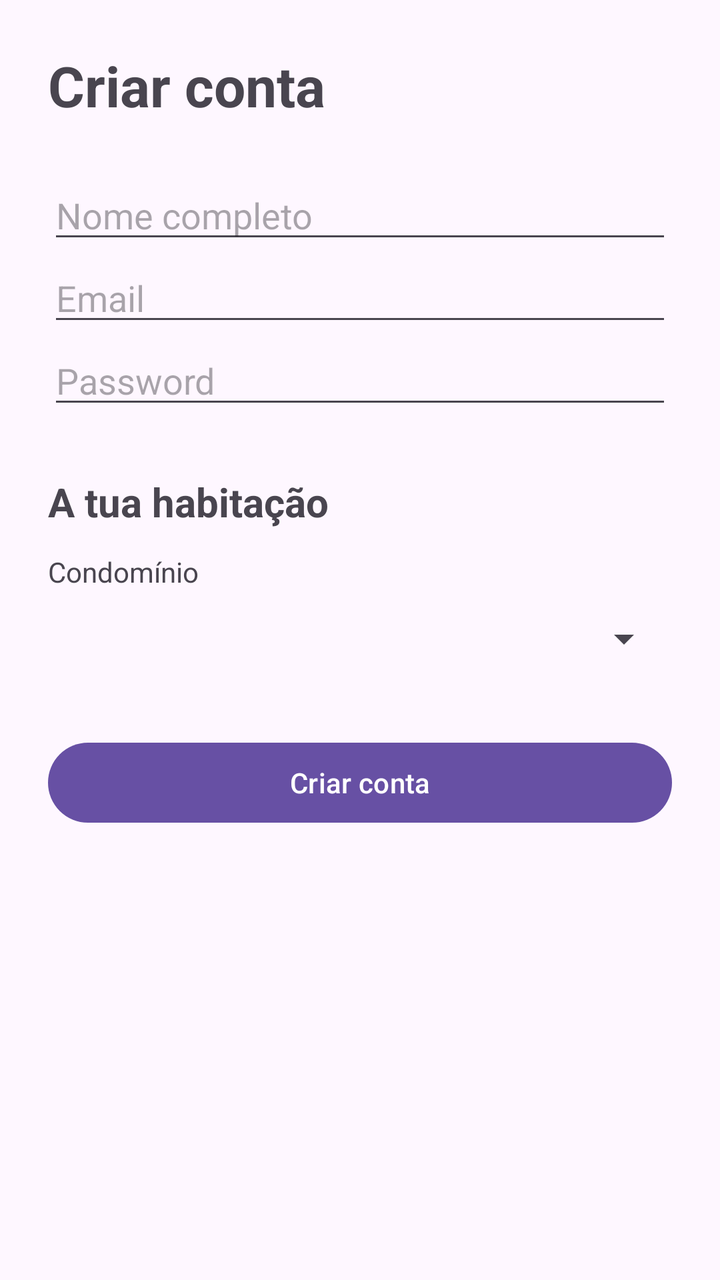
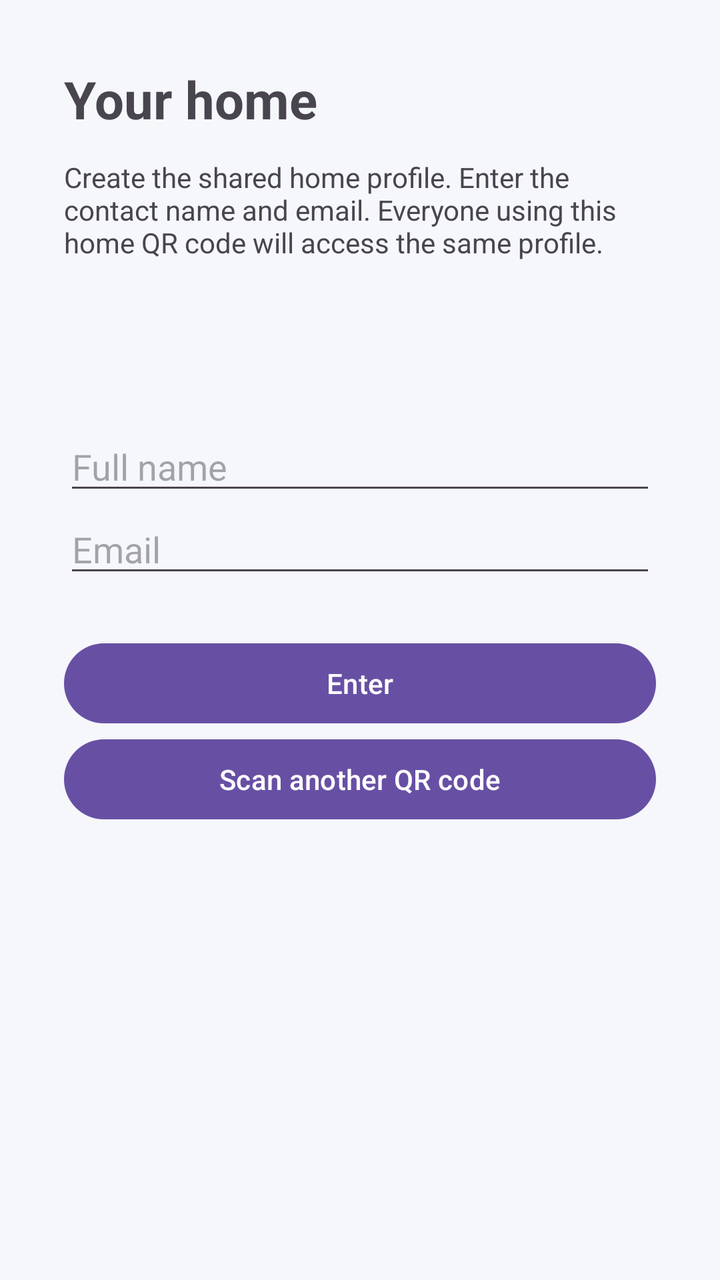

An Android layout rendered at two revisions. The XML below is the earlier revision; the diff shows what the commit changed to produce the second picture.
<!-- AndroidManifest.xml: application theme Theme.CondoSched -->
<!-- res/layout/activity_register.xml -->
<ScrollView
        xmlns:android="http://schemas.android.com/apk/res/android"
        android:layout_width="match_parent"
        android:layout_height="match_parent"
        android:fillViewport="true">

    <LinearLayout
            android:layout_width="match_parent"
            android:layout_height="wrap_content"
            android:orientation="vertical"
            android:padding="24dp">

        <TextView
                android:layout_width="match_parent"
                android:layout_height="wrap_content"
                android:text="Criar conta"
                android:textSize="28sp"
                android:textStyle="bold"
                android:layout_marginBottom="24dp"/>

        <EditText
                android:id="@+id/nameInput"
                android:layout_width="match_parent"
                android:layout_height="wrap_content"
                android:hint="Nome completo"
                android:inputType="textPersonName"/>

        <EditText
                android:id="@+id/emailInput"
                android:layout_width="match_parent"
                android:layout_height="wrap_content"
                android:hint="Email"
                android:inputType="textEmailAddress"/>

        <EditText
                android:id="@+id/passwordInput"
                android:layout_width="match_parent"
                android:layout_height="wrap_content"
                android:hint="Password"
                android:inputType="textPassword"/>

        <TextView
                android:layout_width="match_parent"
                android:layout_height="wrap_content"
                android:text="A tua habitação"
                android:textSize="20sp"
                android:textStyle="bold"
                android:layout_marginTop="28dp"
                android:layout_marginBottom="12dp"/>

        <TextView
                android:layout_width="wrap_content"
                android:layout_height="wrap_content"
                android:text="Condomínio"/>

        <Spinner
                android:id="@+id/condominiumSpinner"
                android:layout_width="match_parent"
                android:layout_height="48dp"/>

        <TextView
                android:id="@+id/buildingLabel"
                android:layout_width="wrap_content"
                android:layout_height="wrap_content"
                android:text="Prédio"
                android:layout_marginTop="12dp"
                android:visibility="gone"/>

        <Spinner
                android:id="@+id/buildingSpinner"
                android:layout_width="match_parent"
                android:layout_height="48dp"
                android:visibility="gone"/>

        <TextView
                android:id="@+id/floorLabel"
                android:layout_width="wrap_content"
                android:layout_height="wrap_content"
                android:text="Andar"
                android:layout_marginTop="12dp"
                android:visibility="gone"/>
        <Spinner
                android:id="@+id/floorSpinner"
                android:layout_width="match_parent"
                android:layout_height="48dp"
                android:visibility="gone"/>

        <TextView
                android:id="@+id/unitLabel"
                android:layout_width="wrap_content"
                android:layout_height="wrap_content"
                android:text="Número da porta"
                android:layout_marginTop="12dp"
                android:visibility="gone"/>
        <Spinner
                android:id="@+id/unitSpinner"
                android:layout_width="match_parent"
                android:layout_height="48dp"
                android:visibility="gone"/>

        <Button
                android:id="@+id/registerButton"
                android:layout_width="match_parent"
                android:layout_height="wrap_content"
                android:text="Criar conta"
                android:layout_marginTop="24dp"/>

    </LinearLayout>
</ScrollView>
<!-- resources referenced by this layout -->
<resources>
  <style name="Theme.CondoSched" parent="Base.Theme.CondoSched" />
  <style name="Base.Theme.CondoSched" parent="Theme.Material3.DayNight.NoActionBar">
          
          
      </style>
</resources>

<!-- the commit's change to res/layout/activity_register.xml (unified diff, before → after) -->
@@ -1,109 +1,22 @@
-<ScrollView
-        xmlns:android="http://schemas.android.com/apk/res/android"
-        android:layout_width="match_parent"
-        android:layout_height="match_parent"
-        android:fillViewport="true">
-
-    <LinearLayout
-            android:layout_width="match_parent"
-            android:layout_height="wrap_content"
-            android:orientation="vertical"
-            android:padding="24dp">
-
-        <TextView
-                android:layout_width="match_parent"
-                android:layout_height="wrap_content"
-                android:text="Criar conta"
-                android:textSize="28sp"
-                android:textStyle="bold"
-                android:layout_marginBottom="24dp"/>
-
-        <EditText
-                android:id="@+id/nameInput"
-                android:layout_width="match_parent"
-                android:layout_height="wrap_content"
-                android:hint="Nome completo"
-                android:inputType="textPersonName"/>
-
-        <EditText
-                android:id="@+id/emailInput"
-                android:layout_width="match_parent"
-                android:layout_height="wrap_content"
-                android:hint="Email"
-                android:inputType="textEmailAddress"/>
-
-        <EditText
-                android:id="@+id/passwordInput"
-                android:layout_width="match_parent"
-                android:layout_height="wrap_content"
-                android:hint="Password"
-                android:inputType="textPassword"/>
-
-        <TextView
-                android:layout_width="match_parent"
-                android:layout_height="wrap_content"
-                android:text="A tua habitação"
-                android:textSize="20sp"
-                android:textStyle="bold"
-                android:layout_marginTop="28dp"
-                android:layout_marginBottom="12dp"/>
-
-        <TextView
-                android:layout_width="wrap_content"
-                android:layout_height="wrap_content"
-                android:text="Condomínio"/>
-
-        <Spinner
-                android:id="@+id/condominiumSpinner"
-                android:layout_width="match_parent"
-                android:layout_height="48dp"/>
-
-        <TextView
-                android:id="@+id/buildingLabel"
-                android:layout_width="wrap_content"
-                android:layout_height="wrap_content"
-                android:text="Prédio"
-                android:layout_marginTop="12dp"
-                android:visibility="gone"/>
-
-        <Spinner
-                android:id="@+id/buildingSpinner"
-                android:layout_width="match_parent"
-                android:layout_height="48dp"
-                android:visibility="gone"/>
-
-        <TextView
-                android:id="@+id/floorLabel"
-                android:layout_width="wrap_content"
-                android:layout_height="wrap_content"
-                android:text="Andar"
-                android:layout_marginTop="12dp"
-                android:visibility="gone"/>
-        <Spinner
-                android:id="@+id/floorSpinner"
-                android:layout_width="match_parent"
-                android:layout_height="48dp"
-                android:visibility="gone"/>
-
-        <TextView
-                android:id="@+id/unitLabel"
-                android:layout_width="wrap_content"
-                android:layout_height="wrap_content"
-                android:text="Número da porta"
-                android:layout_marginTop="12dp"
-                android:visibility="gone"/>
-        <Spinner
-                android:id="@+id/unitSpinner"
-                android:layout_width="match_parent"
-                android:layout_height="48dp"
-                android:visibility="gone"/>
-
-        <Button
-                android:id="@+id/registerButton"
-                android:layout_width="match_parent"
-                android:layout_height="wrap_content"
-                android:text="Criar conta"
-                android:layout_marginTop="24dp"/>
-
+﻿<ScrollView xmlns:android="http://schemas.android.com/apk/res/android"
+    android:layout_width="match_parent" android:layout_height="match_parent" android:fillViewport="true" android:background="#F5F7FB">
+    <LinearLayout android:layout_width="match_parent" android:layout_height="wrap_content"
+        android:orientation="vertical" android:padding="32dp">
+        <TextView android:layout_width="match_parent" android:layout_height="wrap_content"
+            android:text="@string/your_home" android:textSize="26sp" android:textStyle="bold" />
+        <TextView android:layout_width="match_parent" android:layout_height="wrap_content"
+            android:text="@string/shared_profile_intro" android:layout_marginTop="12dp" />
+        <TextView android:id="@+id/habitationSummary" android:layout_width="match_parent" android:layout_height="wrap_content"
+            android:textSize="18sp" android:layout_marginTop="24dp" />
+        <EditText android:id="@+id/nameInput" android:layout_width="match_parent" android:layout_height="wrap_content"
+            android:hint="@string/full_name" android:inputType="textPersonName" android:autofillHints="name" android:layout_marginTop="32dp" />
+        <EditText android:id="@+id/emailInput" android:layout_width="match_parent" android:layout_height="wrap_content"
+            android:hint="@string/email_label" android:inputType="textEmailAddress" android:autofillHints="emailAddress" />
+        <Button android:id="@+id/registerButton" android:layout_width="match_parent" android:layout_height="wrap_content"
+            android:text="@string/enter_home" android:layout_marginTop="24dp" />
+        <Button android:id="@+id/rescanButton" android:layout_width="match_parent" android:layout_height="wrap_content"
+            android:text="@string/scan_other" />
+        <TextView android:id="@+id/registrationStatus" android:layout_width="match_parent"
+            android:layout_height="wrap_content" android:accessibilityLiveRegion="polite" />
     </LinearLayout>
 </ScrollView>
<!-- resource entries referenced after the edit -->
@@ -1,5 +1,11 @@
 <!-- resources referenced by this layout -->
 <resources>
+  <string name="email_label">Email</string>
+  <string name="enter_home">Enter</string>
+  <string name="full_name">Full name</string>
+  <string name="scan_other">Scan another QR code</string>
+  <string name="shared_profile_intro">Create the shared home profile. Enter the contact name and email. Everyone using this home QR code will access the same profile.</string>
+  <string name="your_home">Your home</string>
   <style name="Theme.CondoSched" parent="Base.Theme.CondoSched" />
   <style name="Base.Theme.CondoSched" parent="Theme.Material3.DayNight.NoActionBar">
           
